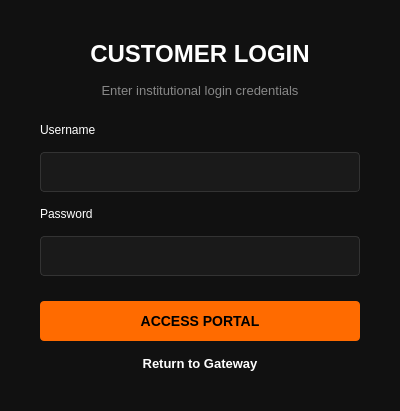
zuni-gleam/OOP-Banking-Management-System, file ui/loginwindow.ui: the form before one commit.
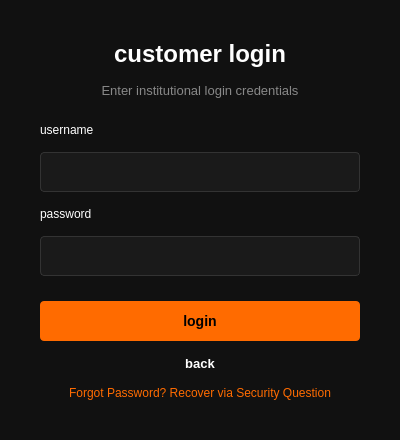
The form after the commit.

The edit to the form file:
```diff
--- a/ui/loginwindow.ui
+++ b/ui/loginwindow.ui
@@ -38,7 +38,7 @@
      <string notr="true">font-size: 24px; font-weight: bold; color: white;</string>
     </property>
     <property name="text">
-     <string>CUSTOMER LOGIN</string>
+        <string>customer login</string>
     </property>
     <property name="alignment">
      <set>Qt::AlignCenter</set>
@@ -61,7 +61,7 @@
   <item>
    <widget class="QLabel" name="label_1">
     <property name="text">
-     <string>Username</string>
+          <string>username</string>
     </property>
    </widget>
   </item>
@@ -75,7 +75,7 @@
   <item>
    <widget class="QLabel" name="label_2">
     <property name="text">
-     <string>Password</string>
+          <string>password</string>
     </property>
    </widget>
   </item>
@@ -95,7 +95,7 @@
      <string notr="true">background-color: #FF6B00; color: black; font-weight: bold; padding: 12px; border-radius: 4px; font-size: 14px; margin-top: 10px;</string>
     </property>
     <property name="text">
-     <string>ACCESS PORTAL</string>
+         <string>login</string>
     </property>
    </widget>
   </item>
@@ -105,7 +105,17 @@
      <string notr="true">background-color: transparent; color: white; border: none; font-weight: bold; font-size: 13px;</string>
     </property>
     <property name="text">
-     <string>Return to Gateway</string>
+         <string>back</string>
+    </property>
+   </widget>
+  </item>
+  <item>
+   <widget class="QPushButton" name="forgotpassbtn">
+    <property name="styleSheet">
+     <string notr="true">background-color: transparent; color: #FF6B00; border: none; font-size: 12px;</string>
+    </property>
+    <property name="text">
+     <string>Forgot Password? Recover via Security Question</string>
     </property>
    </widget>
   </item>
```
Left out of the diff: 2 changed lines with no effect on the pictures.
